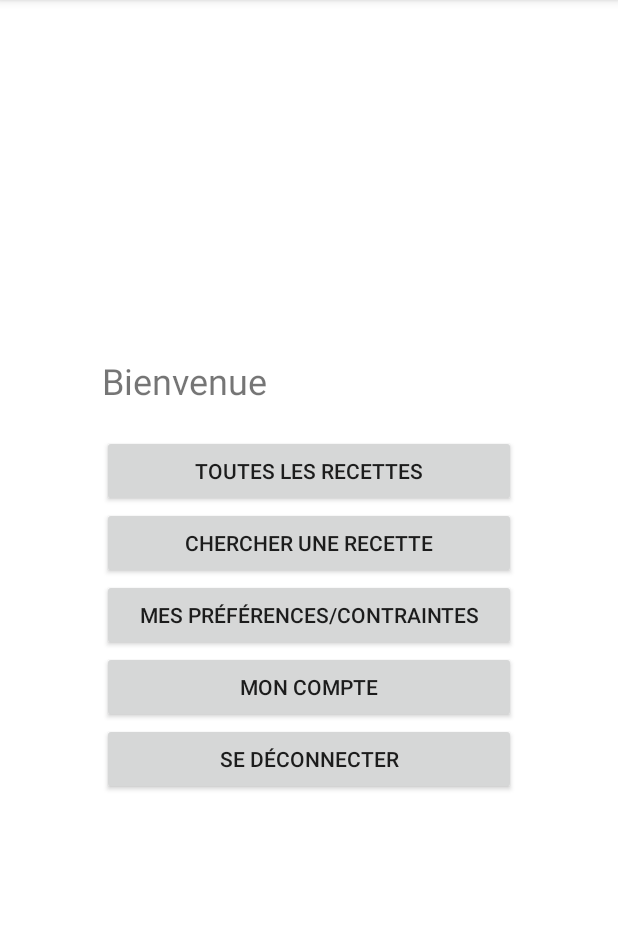
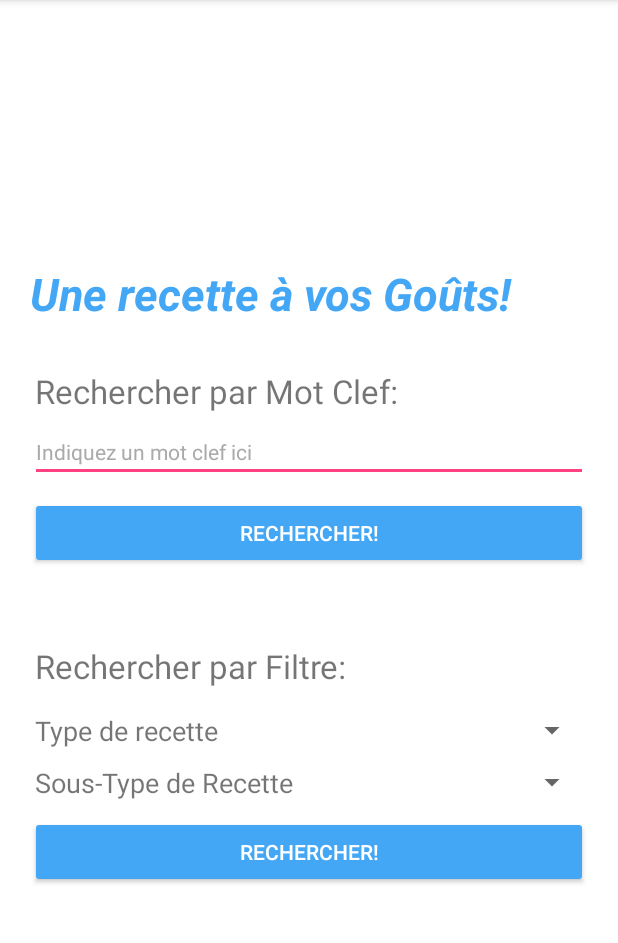
Before and after one commit to CharlesFrere/EZmeal_groupeH5, an Android app: the Display screen opened directly, with no data from a screen before it, after a tap on "CHERCHER UNE RECETTE", on a phone screen of 412 x 824 dp, the part 84-1027 px from its top. Run offline under Robolectric (Android 15) with nearby library versions, the phone set to English and light mode, and no system bars.

Commit message:
Commit 9: début spinner (à finir). Modif des xml pour qu'ils soient plus responsives (scroll notamment). xml rechercher et java Rechercher (à finir).

```diff
--- a/app/src/main/AndroidManifest.xml
+++ b/app/src/main/AndroidManifest.xml
@@ -20,6 +20,7 @@
         <activity android:name=".Sinscrire"></activity>
         <activity android:name=".Compte"></activity>
         <activity android:name=".Catalogue" />
+        <activity android:name=".Rechercher" />
     </application>
 
 </manifest>
--- a/app/src/main/java/com/ezmeal/groupeh/ezmeal/CustomAdapter.java
+++ b/app/src/main/java/com/ezmeal/groupeh/ezmeal/CustomAdapter.java
@@ -51,7 +51,7 @@ public class CustomAdapter extends ArrayAdapter<String> {
         int k = i+j;
 
         TextView TVduree = (TextView) customView.findViewById(R.id.TVduree);
-        TVcustomDescription.setText(String.valueOf(k));
+        TVduree.setText(String.valueOf(k));
 
         //IVcustom.setImageResource(R.mipmap.cube);
         return customView;
--- a/app/src/main/java/com/ezmeal/groupeh/ezmeal/Display.java
+++ b/app/src/main/java/com/ezmeal/groupeh/ezmeal/Display.java
@@ -32,6 +32,11 @@ public class Display extends BaseActivity {
             startActivity(ghh);
         }
 
+        if (v.getId() == R.id.bChercher) {
+            Intent ghhg = new Intent(Display.this, Rechercher.class); //changement d'activity
+            startActivity(ghhg);
+        }
+
         if (v.getId() == R.id.bDeconnecter) {
             Intent gh = new Intent(Display.this, MainActivity.class); //changement d'activity
             startActivity(gh);
--- /dev/null
+++ b/app/src/main/java/com/ezmeal/groupeh/ezmeal/Rechercher.java
@@ -0,0 +1,15 @@
+package com.ezmeal.groupeh.ezmeal;
+
+import android.os.Bundle;
+
+/**
+ * Created by elthe on 02-05-17.
+ */
+
+public class Rechercher extends BaseActivity {
+    @Override
+    protected void onCreate(Bundle savedInstanceState) {
+        super.onCreate(savedInstanceState);
+        setContentView(R.layout.rechercher);
+    }
+}
--- /dev/null
+++ b/app/src/main/res/layout/rechercher.xml
@@ -0,0 +1,136 @@
+<?xml version="1.0" encoding="utf-8"?>
+<LinearLayout xmlns:android="http://schemas.android.com/apk/res/android"
+    android:layout_width="match_parent"
+    android:layout_height="wrap_content"
+    android:layout_gravity="center"
+    android:gravity="center"
+    android:orientation="vertical">
+
+    <ScrollView
+        android:layout_width="match_parent"
+        android:layout_height="match_parent">
+
+        <LinearLayout
+            android:layout_width="match_parent"
+            android:layout_height="wrap_content"
+            android:orientation="vertical"
+            android:paddingBottom="10dp"
+            android:paddingLeft="20dp"
+            android:paddingRight="20dp"
+            android:paddingTop="10dp">
+
+            <TextView
+                android:id="@+id/TVtitre"
+                android:layout_width="match_parent"
+                android:layout_height="wrap_content"
+                android:text="Une recette à vos Goûts!"
+                android:textAllCaps="false"
+                android:textColor="#44a7f5"
+                android:textSize="30sp"
+                android:textStyle="bold|italic" />
+
+            <LinearLayout
+                android:layout_width="match_parent"
+                android:layout_height="match_parent"
+                android:layout_marginTop="30dp"
+                android:orientation="vertical">
+
+                <TextView
+                    android:id="@+id/textView7"
+                    android:layout_width="290dp"
+                    android:layout_height="wrap_content"
+                    android:layout_marginBottom="6dp"
+                    android:layout_marginLeft="3dp"
+                    android:text="Rechercher par Mot Clef:"
+                    android:textSize="22sp" />
+
+                <EditText
+                    android:id="@+id/editText2"
+                    android:layout_width="match_parent"
+                    android:layout_height="wrap_content"
+                    android:ems="10"
+                    android:inputType="textPersonName"
+                    android:text="Indiquez un mot clef ici"
+                    android:textColor="#abaaaa"
+                    android:textSize="14sp" />
+
+                <Button
+                    android:id="@+id/button"
+                    style="@style/Widget.AppCompat.Button"
+                    android:layout_width="match_parent"
+                    android:layout_height="wrap_content"
+                    android:layout_marginTop="10dp"
+                    android:backgroundTint="#44a7f5"
+                    android:elevation="0dp"
+                    android:text="Rechercher!"
+                    android:textColor="#FFFFFF" />
+
+            </LinearLayout>
+
+            <LinearLayout
+                android:layout_width="match_parent"
+                android:layout_height="match_parent"
+                android:layout_marginTop="50dp"
+                android:orientation="vertical">
+
+                <TextView
+                    android:id="@+id/textView7"
+                    android:layout_width="wrap_content"
+                    android:layout_height="wrap_content"
+                    android:layout_marginBottom="6dp"
+                    android:layout_marginLeft="3dp"
+                    android:text="Rechercher par Filtre:"
+                    android:textSize="22sp" />
+
+                <RelativeLayout
+                    android:layout_width="match_parent"
+                    android:layout_height="wrap_content"
+                    android:layout_marginTop="10dp">
+
+                    <TextView
+                        android:id="@+id/textView9"
+                        android:layout_width="match_parent"
+                        android:layout_height="wrap_content"
+                        android:layout_marginLeft="3dp"
+                        android:text="Type de recette"
+                        android:textSize="18sp" />
+
+                    <Spinner
+                        android:id="@+id/spinner"
+                        android:layout_width="match_parent"
+                        android:layout_height="wrap_content" />
+                </RelativeLayout>
+
+                <RelativeLayout
+                    android:layout_width="match_parent"
+                    android:layout_height="wrap_content"
+                    android:layout_marginTop="10dp">
+
+                    <TextView
+                        android:id="@+id/textView9"
+                        android:layout_width="match_parent"
+                        android:layout_height="wrap_content"
+                        android:layout_marginLeft="3dp"
+                        android:text="Sous-Type de Recette"
+                        android:textSize="18sp" />
+
+                    <Spinner
+                        android:id="@+id/spinner"
+                        android:layout_width="match_parent"
+                        android:layout_height="wrap_content" />
+                </RelativeLayout>
+
+                <Button
+                    android:id="@+id/button"
+                    android:layout_width="match_parent"
+                    android:layout_height="wrap_content"
+                    android:layout_marginTop="10dp"
+                    android:backgroundTint="#44a7f5"
+                    android:text="Rechercher!"
+                    android:textColor="#FFFFFF" />
+
+            </LinearLayout>
+        </LinearLayout>
+    </ScrollView>
+
+</LinearLayout>
--- a/app/src/main/res/values/strings.xml
+++ b/app/src/main/res/values/strings.xml
@@ -1,4 +1,9 @@
 <resources>
     <string name="app_name">EZmeal</string>
     <string name="EmptyString" />
+
+    <string-array name="spinner1">
+        <item name="Fr">Français</item>
+        <item name="En">Englais</item>
+    </string-array>
 </resources>
```
Also changed, not shown: app/src/main/java/com/ezmeal/groupeh/ezmeal/BDDmanager.java (+11 -8 lines), app/src/main/java/com/ezmeal/groupeh/ezmeal/Sinscrire.java (+18 -1 lines), app/src/main/res/layout/compte.xml (+23 -5 lines), app/src/main/res/layout/sinscrire.xml (+23 -6 lines).
